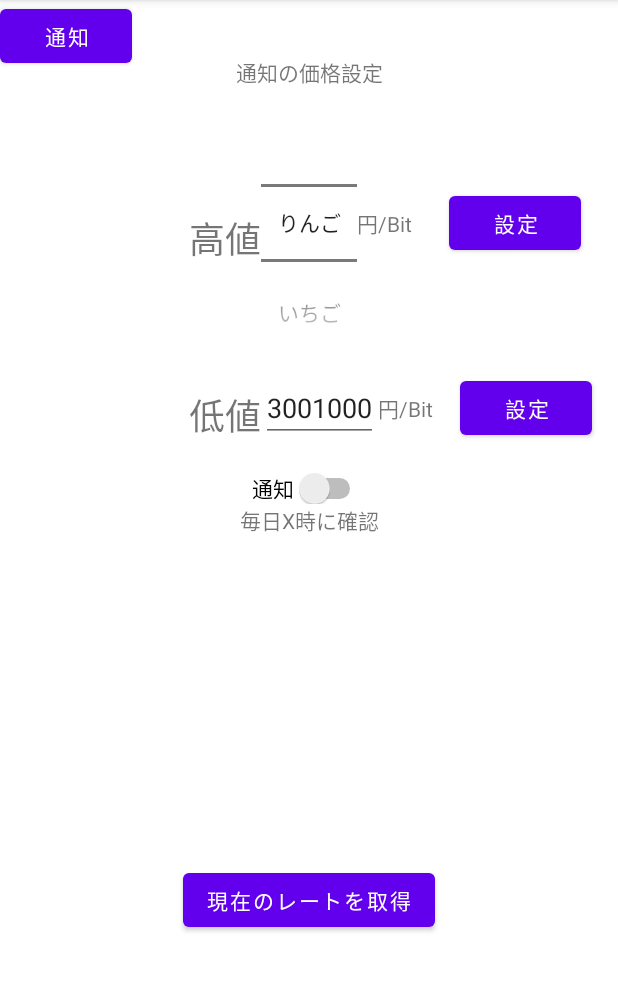
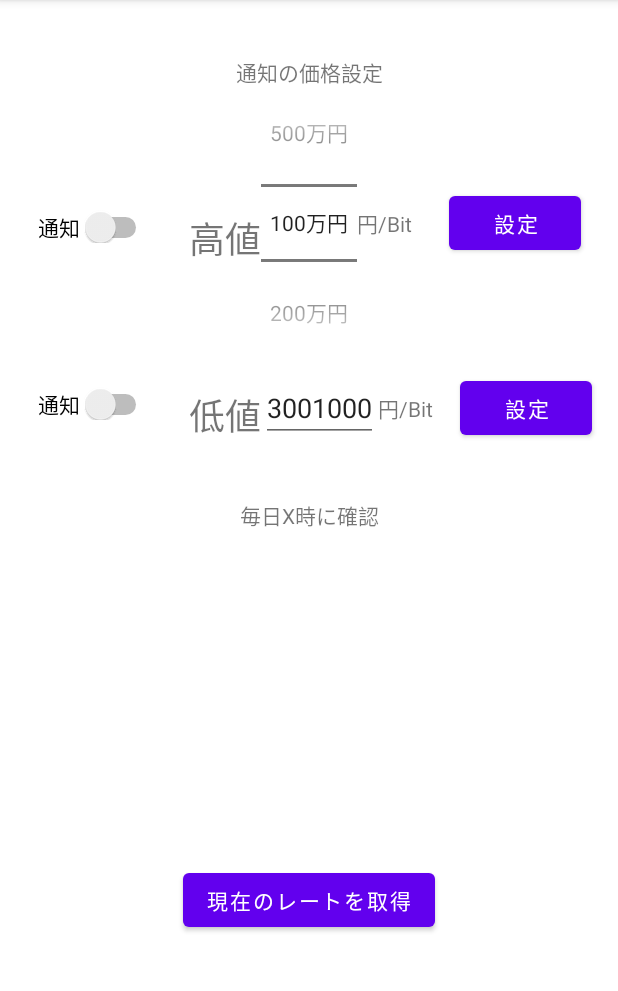
Before and after one commit to kobearen/CyptoNotice, an Android app: the fragment SetPriceFragment placed in its activity, on a phone screen of 412 x 824 dp, the part 84-1075 px from its top. Run offline under Robolectric (Android 15) with nearby library versions, the phone set to English and light mode, and no system bars.

Commit message:
[fix]とりあえず動く形でfix

```diff
--- a/app/src/main/java/com/example/cyptonotice/MainActivity.kt
+++ b/app/src/main/java/com/example/cyptonotice/MainActivity.kt
@@ -31,9 +31,9 @@ class MainActivity : AppCompatActivity() {
                     .replace(R.id.container, MainFragment.newInstance())
                     .commitNow()
         }
-        pushBtn.setOnClickListener {
-            notificationAlerm()
-        }
+//        pushBtn.setOnClickListener {
+//            notificationAlerm()
+//        }
 
         var count = 0
         runnable = Runnable {
--- a/app/src/main/java/com/example/cyptonotice/ui/main/MainFragment.kt
+++ b/app/src/main/java/com/example/cyptonotice/ui/main/MainFragment.kt
@@ -10,7 +10,6 @@ import androidx.fragment.app.Fragment
 import androidx.lifecycle.ViewModelProvider
 import com.example.cyptonotice.MainActivity
 import com.example.cyptonotice.R
-import com.example.cyptonotice.ui.main.MainFragment.Companion.newInstance
 import kotlinx.android.synthetic.main.main_fragment.*
 import okhttp3.Call
 import okhttp3.Callback
@@ -20,7 +19,7 @@ import okhttp3.Response
 import org.json.JSONObject
 import java.io.IOException
 
-const val API_URL = "https://bitflyer.com/api/echo/price"//追加
+const val API_URL = "https://bitflyer.com/api/echo/price"
 
 class MainFragment : Fragment() {
 
@@ -33,8 +32,10 @@ class MainFragment : Fragment() {
 
     private lateinit var viewModel: MainViewModel
 
-    override fun onCreateView(inflater: LayoutInflater, container: ViewGroup?,
-                              savedInstanceState: Bundle?): View {
+    override fun onCreateView(
+        inflater: LayoutInflater, container: ViewGroup?,
+        savedInstanceState: Bundle?
+    ): View {
         return inflater.inflate(R.layout.main_fragment, container, false)
     }
 
@@ -50,7 +51,7 @@ class MainFragment : Fragment() {
         val btnSetLow: Button = view.findViewById(R.id.btnSetLow)
         val btnGetCurrentBit: Button = view.findViewById(R.id.btnGetCurrentBit)
         btnSetHigh.setOnClickListener {
-            onbtnHighClick()
+//            onbtnHighClick()
         }
 
         btnSetLow.setOnClickListener {
@@ -64,13 +65,15 @@ class MainFragment : Fragment() {
         // Switchに、状態変更イベントを追加
         switchNotification.setOnCheckedChangeListener { buttonView, isChecked ->
             // 通知がオンの時の挙動
-            if(isChecked){
+            if (isChecked) {
                 (activity as MainActivity?)?.notificationAlerm()
             }
-
         }
-
         textCurrentBit.text = currentBit
+        val editHighPriceStr = editHighPrice.text
+        if (currentBit.toInt() >= editHighPriceStr.toString().toInt()) {
+            (activity as MainActivity?)?.notificationAlerm()
+        }
     }
 
     fun onbtnHighClick() {
@@ -89,9 +92,6 @@ class MainFragment : Fragment() {
             fragmentTransaction.replace(R.id.container, SetPriceFragment())
             fragmentTransaction.commit()
         }
-
-
-
     }
 
     fun onbtnLowClick() {
@@ -101,8 +101,8 @@ class MainFragment : Fragment() {
 
     fun currentRateAPI(url: String) {
         val request = Builder()
-                .url(url)
-                .build()
+            .url(url)
+            .build()
 
         client.newCall(request).enqueue(object : Callback {
             override fun onFailure(call: Call, e: IOException) {
@@ -122,8 +122,6 @@ class MainFragment : Fragment() {
                 println("${bid}" + bid)//追加
                 currentBit = mid.toString()
             }
-
         })
     }
-
 }
--- a/app/src/main/java/com/example/cyptonotice/ui/main/SetPriceFragment.kt
+++ b/app/src/main/java/com/example/cyptonotice/ui/main/SetPriceFragment.kt
@@ -6,7 +6,10 @@ import android.view.LayoutInflater
 import android.view.View
 import android.view.ViewGroup
 import android.widget.NumberPicker
+import com.example.cyptonotice.MainActivity
 import com.example.cyptonotice.R
+import kotlinx.android.synthetic.main.fragment_set_price.*
+import kotlinx.android.synthetic.main.main_fragment.*
 
 class SetPriceFragment : Fragment() {
 
@@ -28,8 +31,18 @@ class SetPriceFragment : Fragment() {
 //        btnxxx.setOnClickListener {
 //            //
 //        }
+        // Switchに、状態変更イベントを追加
+        switchNotificationHighPrice.setOnCheckedChangeListener { buttonView, isChecked ->
+            // 通知がオンの時の挙動
+            if(isChecked){
+                (activity as MainActivity?)?.notificationAlerm()
+            } else {
+                pickerHighPtice.displayedValues = arrayOf("0")
+            }
+
+        }
         //ドラムロール表示用の配列作成
-        val fruits = arrayOf("りんご", "いちご", "みかん")
+        val fruits = arrayOf("100万円", "200万円", "300万円", "400万円", "500万円")
         //配列のインデックス最小、最大を指定
         pickerHighPtice.minValue = 0
         pickerHighPtice.maxValue = fruits.size - 1
--- a/app/src/main/res/layout/fragment_set_price.xml
+++ b/app/src/main/res/layout/fragment_set_price.xml
@@ -58,6 +58,16 @@
         app:layout_constraintStart_toEndOf="@+id/textYenBit"
         app:layout_constraintTop_toTopOf="@+id/textYenBit" />
 
+    <Switch
+        android:id="@+id/switchNotificationLowPrice"
+        android:layout_width="wrap_content"
+        android:layout_height="wrap_content"
+        android:paddingTop="20dp"
+        android:text="@string/text_noti"
+        app:layout_constraintEnd_toStartOf="@+id/textLowPrice"
+        app:layout_constraintStart_toStartOf="parent"
+        app:layout_constraintTop_toTopOf="@+id/textLowPrice" />
+
     <TextView
         android:id="@+id/textLowPrice"
         android:layout_width="wrap_content"
@@ -66,7 +76,7 @@
         android:text="@string/edit_low_price"
         android:textSize="24dp"
         app:layout_constraintEnd_toEndOf="@+id/textHighPrice"
-        app:layout_constraintHorizontal_bias="0.1"
+        app:layout_constraintHorizontal_bias="0."
         app:layout_constraintStart_toStartOf="@+id/textHighPrice"
         app:layout_constraintTop_toBottomOf="@+id/pickerHighPtice" />
 
@@ -98,14 +108,14 @@
         app:layout_constraintTop_toTopOf="@+id/textLowYenBit" />
 
     <Switch
-        android:id="@+id/switchNotification"
+        android:id="@+id/switchNotificationHighPrice"
         android:layout_width="wrap_content"
         android:layout_height="wrap_content"
         android:paddingTop="20dp"
         android:text="@string/text_noti"
-        app:layout_constraintEnd_toEndOf="parent"
+        app:layout_constraintEnd_toStartOf="@+id/textHighPrice"
         app:layout_constraintStart_toStartOf="parent"
-        app:layout_constraintTop_toBottomOf="@+id/editLowPrice" />
+        app:layout_constraintTop_toTopOf="@+id/textHighPrice" />
 
     <TextView
         android:id="@+id/textPriceConfirmation"
@@ -114,7 +124,8 @@
         android:text="@string/text_price_confirmation"
         app:layout_constraintEnd_toEndOf="parent"
         app:layout_constraintStart_toStartOf="parent"
-        app:layout_constraintTop_toBottomOf="@+id/switchNotification" />
+        app:layout_constraintTop_toBottomOf="@+id/textLowYenBit"
+        android:paddingTop="50dp"/>
 
 
     <Button
--- a/app/src/main/res/layout/main_activity.xml
+++ b/app/src/main/res/layout/main_activity.xml
@@ -7,13 +7,13 @@
     android:layout_height="match_parent"
     tools:context=".MainActivity" >
 
-    <Button
-        android:id="@+id/pushBtn"
-        android:layout_width="wrap_content"
-        android:layout_height="wrap_content"
-        android:text="通知"
-        app:layout_constraintBottom_toBottomOf="parent"
-        app:layout_constraintEnd_toEndOf="parent"
-        app:layout_constraintStart_toStartOf="parent"
-        app:layout_constraintTop_toTopOf="parent" />
+<!--    <Button-->
+<!--        android:id="@+id/pushBtn"-->
+<!--        android:layout_width="wrap_content"-->
+<!--        android:layout_height="wrap_content"-->
+<!--        android:text="通知"-->
+<!--        app:layout_constraintBottom_toBottomOf="parent"-->
+<!--        app:layout_constraintEnd_toEndOf="parent"-->
+<!--        app:layout_constraintStart_toStartOf="parent"-->
+<!--        app:layout_constraintTop_toTopOf="parent" />-->
 </FrameLayout>
--- a/app/src/main/res/layout/main_fragment.xml
+++ b/app/src/main/res/layout/main_fragment.xml
@@ -101,19 +101,22 @@
         android:id="@+id/textSendMail"
         android:layout_width="wrap_content"
         android:layout_height="wrap_content"
-        android:text="@string/text_send_mail"
+        android:layout_marginTop="20dp"
+        android:text=""
         app:layout_constraintEnd_toEndOf="parent"
         app:layout_constraintStart_toStartOf="parent"
         app:layout_constraintTop_toBottomOf="@+id/editLowPrice" />
+<!--    android:text="@string/text_send_mail"-->
 
     <EditText
         android:id="@+id/editMailAddress"
         android:layout_width="wrap_content"
         android:layout_height="wrap_content"
-        android:text="@string/edit_mail_address"
+        android:text=""
         app:layout_constraintEnd_toEndOf="parent"
         app:layout_constraintStart_toStartOf="parent"
         app:layout_constraintTop_toBottomOf="@+id/textSendMail" />
+<!--    android:text="@string/edit_mail_address"-->
 
     <Switch
         android:id="@+id/switchNotification"
```
